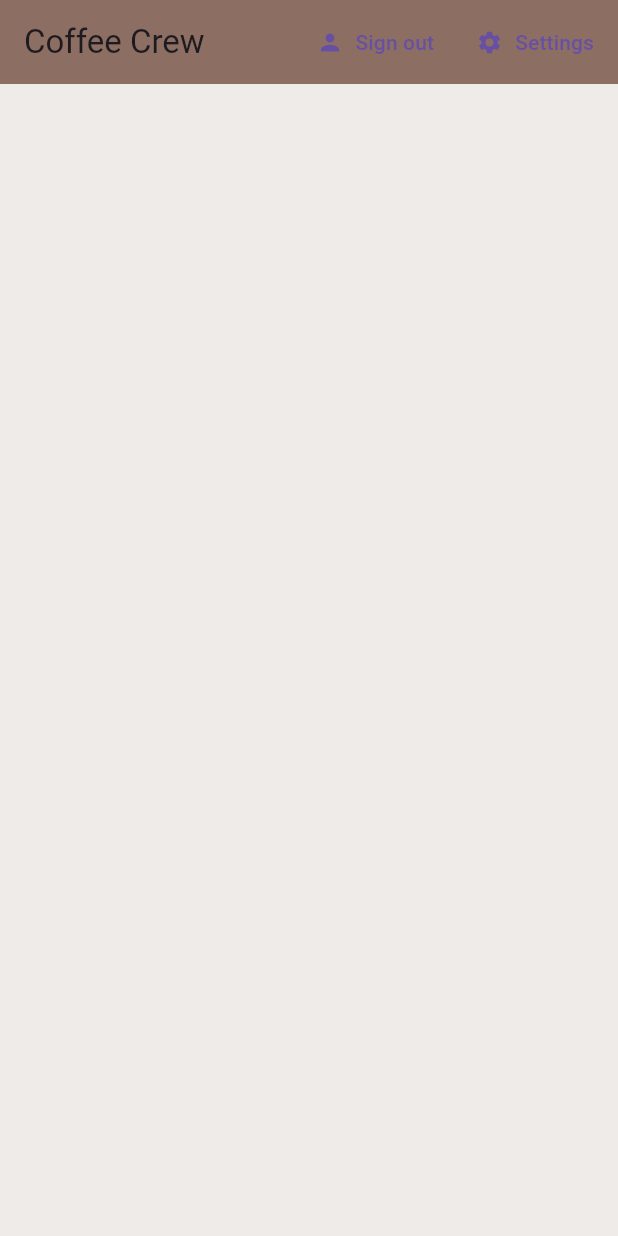
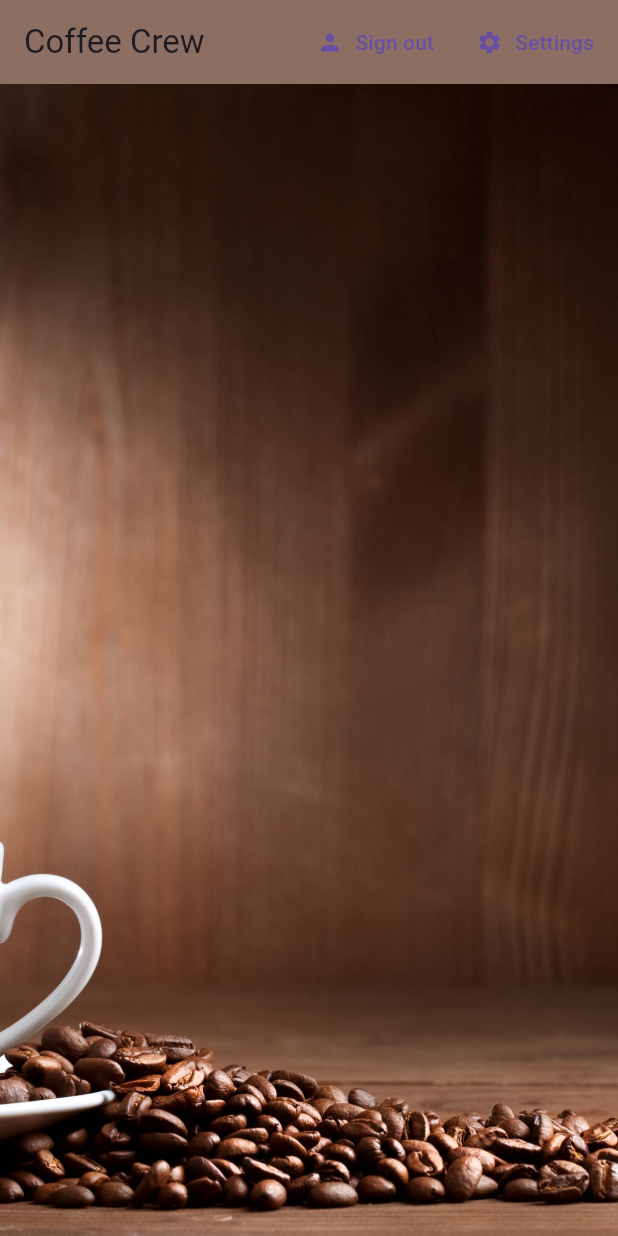
Before and after one commit to phorian/coffee_crew, a Flutter app: the screen it shows once a user with an empty profile is signed in, on a phone screen of 412 x 824 dp. Run offline on Flutter 3.47's test engine with Material 3 defaults, Android fonts, the phone set to English and light mode, and no system bars; our stand-ins replace cloud_firestore, firebase_auth, firebase_core; accounts and stored records are empty.

Commit message:
Complete: Finish touches

```diff
--- a/lib/screens/home/brew_tile.dart
+++ b/lib/screens/home/brew_tile.dart
@@ -16,7 +16,8 @@
         child: ListTile(
           leading: CircleAvatar(
             radius: 25.0,
-             backgroundColor: Colors.brown[brew.strength],
+            backgroundColor: Colors.brown[brew.strength],
+            //backgroundImage: AssetImage('assets/coffee_icon.jpg'),
           ),
           title: Text(brew.name),
           subtitle: Text('Takes ${brew.sugars} sugar(s)'),
--- a/lib/screens/home/home.dart
+++ b/lib/screens/home/home.dart
@@ -50,7 +50,15 @@
             ),
           ],
         ),
-        body: BrewList(),
+        body: Container(
+          decoration: BoxDecoration(
+            image: DecorationImage(
+              image: AssetImage('assets/coffe_bg.jpg'),
+              fit: BoxFit.cover,
+            )
+          ),
+            child: BrewList()
+        ),
       ),
     );
   }
--- a/pubspec.yaml
+++ b/pubspec.yaml
@@ -64,9 +64,8 @@
   uses-material-design: true
 
   # To add assets to your application, add an assets section, like this:
-  # assets:
-  #   - images/a_dot_burr.jpeg
-  #   - images/a_dot_ham.jpeg
+  assets:
+   - assets/
 
   # An image asset can refer to one or more resolution-specific "variants", see
   # https://flutter.dev/assets-and-images/#resolution-aware
```
Also changed, not shown: assets/OIP.jpg (added), assets/coffe_bg.jpg (added), assets/coffee_icon.jpg (added).
